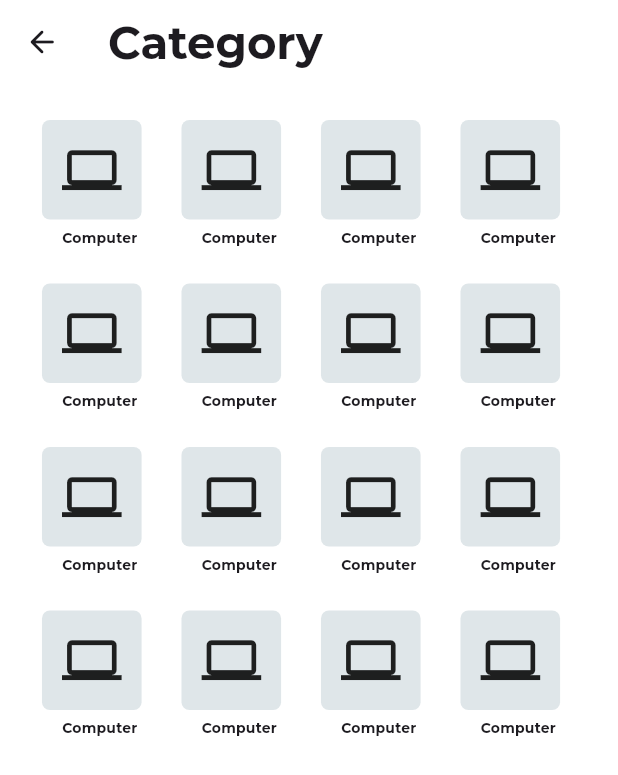
After one commit to Error-Imtiaj/Sullion-Ecommerce-Mobile-App, a Flutter app: the CategoryPage screen opened by its route, after a tap on the "arrow back" icon, on a phone screen of 412 x 824 dp. The commit adds this screen. Shown: the top 775 px of the screen. Run offline on Flutter 3.47's test engine with Material 3 defaults, Android fonts, the phone set to English and light mode, and no system bars; our stand-ins replace carousel_slider, flutter_screenutil, flutter_svg, gap, get, google_fonts and 1 more.

Commit message:
Add category page and navigation; update bottom navbar and main navigation controller

```diff
--- a/lib/app/app.dart
+++ b/lib/app/app.dart
@@ -4,6 +4,7 @@ import 'package:ecommerce_project/features/auth/ui/screens/complete_profile_scre
 import 'package:ecommerce_project/features/auth/ui/screens/email_otp_verify.dart';
 import 'package:ecommerce_project/features/auth/ui/screens/email_verification_scrren.dart';
 import 'package:ecommerce_project/features/auth/ui/screens/splash_screen.dart';
+import 'package:ecommerce_project/features/category/ui/screens/category_page.dart';
 
 import 'package:ecommerce_project/features/common/ui/screens/sullion_app_bottom_navbar.dart';
 import 'package:ecommerce_project/features/home/ui/screens/home_screen.dart';
@@ -47,5 +48,6 @@ class _SullionAppState extends State<SullionApp> {
     SullionAppBottomNavbar.routeName: (context) =>
         const SullionAppBottomNavbar(),
     HomeScreen.routeName: (context) => const HomeScreen(),
+    CategoryPage.routeName: (context) => const CategoryPage(),
   };
 }
--- /dev/null
+++ b/lib/features/category/ui/screens/category_page.dart
@@ -0,0 +1,43 @@
+import 'package:ecommerce_project/app/app_constants.dart';
+import 'package:ecommerce_project/features/common/ui/controllers/main_nav_button_controller.dart';
+import 'package:ecommerce_project/features/home/ui/widgets/single_collection_widget.dart';
+import 'package:flutter/material.dart';
+import 'package:flutter_screenutil/flutter_screenutil.dart';
+import 'package:get/get.dart';
+
+class CategoryPage extends StatefulWidget {
+  static const String routeName = '/category';
+  const CategoryPage({super.key});
+
+  @override
+  State<CategoryPage> createState() => _CategoryPageState();
+}
+
+class _CategoryPageState extends State<CategoryPage> {
+  @override
+  Widget build(BuildContext context) {
+    return Scaffold(
+      appBar: AppBar(
+        title: const Text("Category"),
+        leading: IconButton(
+          onPressed: () {
+            Get.find<MainNavButtonController>().moveToHome();
+          },
+          icon: const Icon(Icons.arrow_back_rounded),
+        ),
+      ),
+      body: Padding(
+        padding:
+            const EdgeInsets.all(SullionAppConstants.scaffoldBodyPaddingConst)
+                .w,
+        child: GridView.builder(
+            itemCount: 16,
+            gridDelegate: const SliverGridDelegateWithFixedCrossAxisCount(
+                crossAxisCount: 4, crossAxisSpacing: 8, mainAxisSpacing: 24),
+            itemBuilder: (context, index) {
+              return const FittedBox(child: SingleCollectionWidget());
+            }),
+      ),
+    );
+  }
+}
--- a/lib/features/common/ui/controllers/main_nav_button_controller.dart
+++ b/lib/features/common/ui/controllers/main_nav_button_controller.dart
@@ -9,4 +9,16 @@ class MainNavButtonController extends GetxController {
     _selectedIndex.value = index;
     update();
   }
+
+  // * MOVE TO HOME SCREEN
+  void moveToHome() {
+    _selectedIndex.value = 0;
+    update();
+  }
+
+  // * MOVE TO CATEGORY SCREEN
+  void moveToCategory() {
+    _selectedIndex.value = 1;
+    update();
+  }
 }
--- a/lib/features/common/ui/screens/sullion_app_bottom_navbar.dart
+++ b/lib/features/common/ui/screens/sullion_app_bottom_navbar.dart
@@ -1,4 +1,5 @@
 import 'package:ecommerce_project/app/colors.dart';
+import 'package:ecommerce_project/features/category/ui/screens/category_page.dart';
 import 'package:ecommerce_project/features/common/ui/controllers/main_nav_button_controller.dart';
 import 'package:ecommerce_project/features/home/ui/screens/home_screen.dart';
 import 'package:flutter/material.dart';
@@ -17,7 +18,7 @@ class SullionAppBottomNavbar extends StatefulWidget {
 class _SullionAppBottomNavbarState extends State<SullionAppBottomNavbar> {
   final List _screen = [
     const HomeScreen(),
-    const HomeScreen(),
+    const CategoryPage(),
     const HomeScreen(),
     const HomeScreen(),
   ];
--- a/lib/features/home/ui/screens/home_screen.dart
+++ b/lib/features/home/ui/screens/home_screen.dart
@@ -1,4 +1,5 @@
 import 'package:ecommerce_project/app/app_constants.dart';
+import 'package:ecommerce_project/features/common/ui/controllers/main_nav_button_controller.dart';
 import 'package:ecommerce_project/features/home/ui/widgets/carusal_slider.dart';
 import 'package:ecommerce_project/features/home/ui/widgets/product_widget.dart';
 import 'package:ecommerce_project/features/home/ui/widgets/search_bar.dart';
@@ -7,6 +8,7 @@ import 'package:ecommerce_project/features/home/ui/widgets/sullion_app_bar.dart'
 import 'package:flutter/material.dart';
 import 'package:flutter_screenutil/flutter_screenutil.dart';
 import 'package:gap/gap.dart';
+import 'package:get/get.dart';
 import '../widgets/home_screen_title.dart';
 
 class HomeScreen extends StatefulWidget {
@@ -38,7 +40,9 @@ class _HomeScreenState extends State<HomeScreen> {
               // * COLLECTION SECTION
               HomeScreenTitle(
                 title: 'Collections',
-                onPressedViewAll: () {},
+                onPressedViewAll: () {
+                  Get.find<MainNavButtonController>().moveToCategory();
+                },
               ),
               Gap(16.h),
               SingleChildScrollView(
--- a/lib/features/home/ui/widgets/single_collection_widget.dart
+++ b/lib/features/home/ui/widgets/single_collection_widget.dart
@@ -20,8 +20,9 @@ class SingleCollectionWidget extends StatelessWidget {
           height: 100.h,
           width: 100.w,
           decoration: BoxDecoration(
-              color: SullionAppColor.iconButtonBackgroundColor,
-              borderRadius: BorderRadius.circular(8).r),
+            color: SullionAppColor.iconButtonBackgroundColor,
+            borderRadius: BorderRadius.circular(8).r,
+          ),
           child: const Icon(
             Icons.computer,
             size: 60,
```
